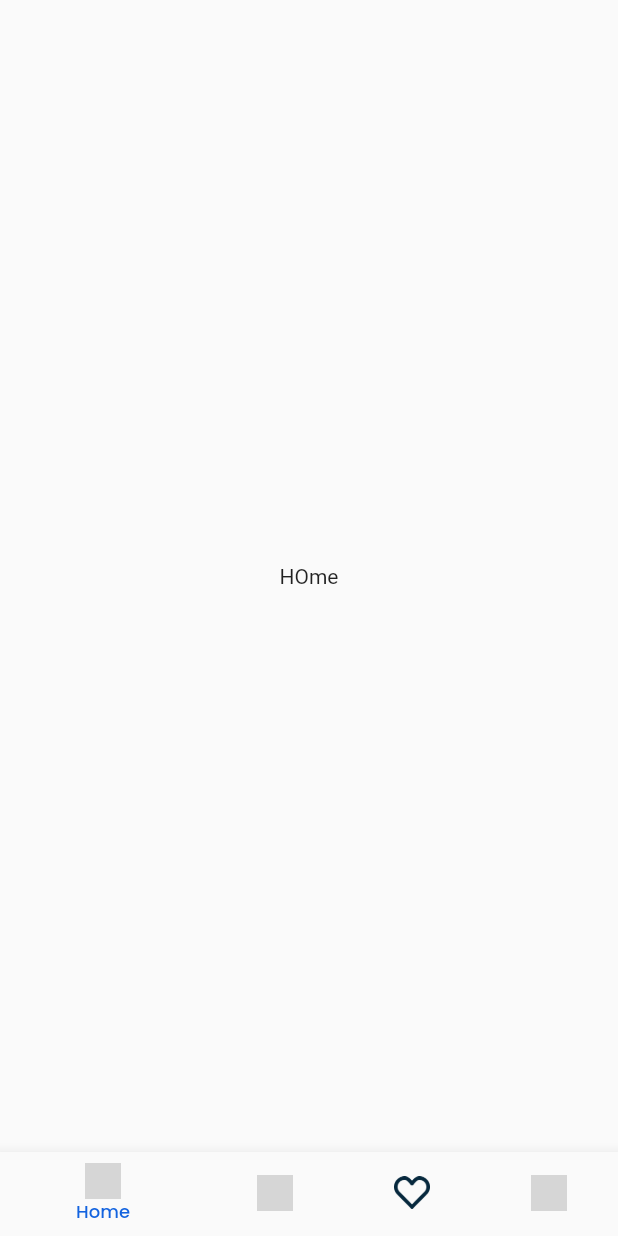
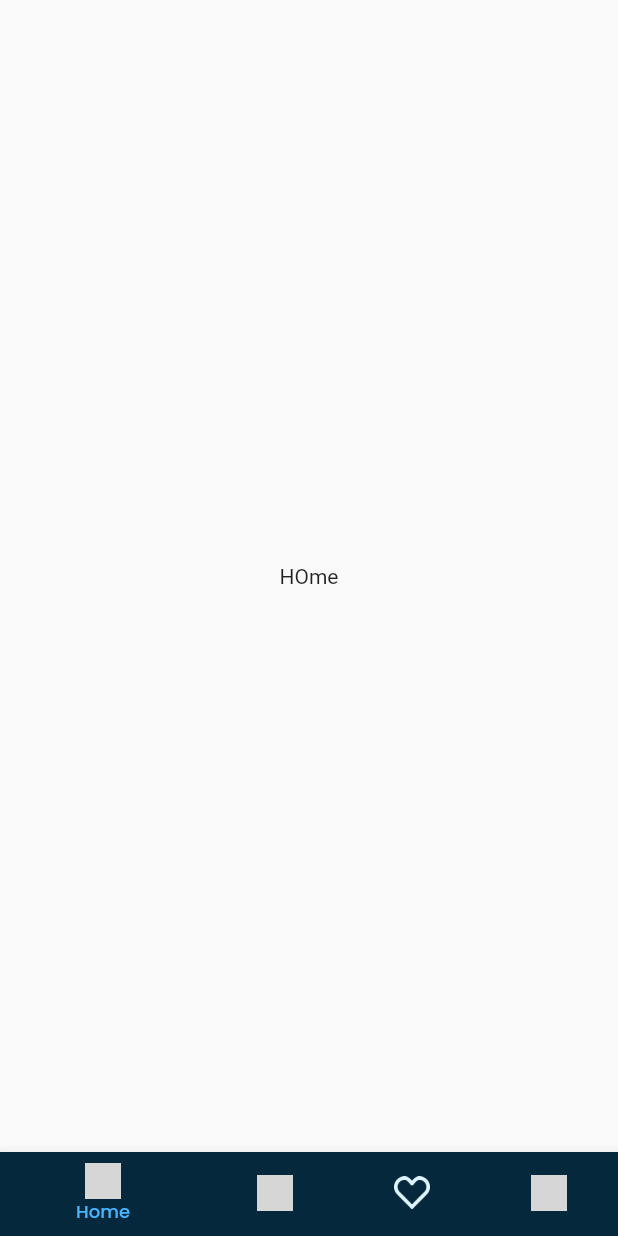
Before and after one commit to Ripat-2345/flutter_3_job_app, a Flutter app: the screen it shows after launch, on a phone screen of 412 x 824 dp. Run offline on Flutter 3.47's test engine with Material 2 defaults, Android fonts, the phone set to English and light mode, and no system bars; our stand-ins replace google_fonts; grey boxes are pictures that could not be loaded.

Commit message:
update bottom navigation bar

```diff
--- a/lib/bottom_nav.dart
+++ b/lib/bottom_nav.dart
@@ -29,10 +29,10 @@ class _BottomNavState extends State<BottomNav> {
   @override
   Widget build(BuildContext context) {
     return Scaffold(
-      body: _listMenu[_selectedIndex][2],
+      body: SafeArea(child: _listMenu[_selectedIndex][2]),
       bottomNavigationBar: BottomNavigationBar(
         selectedItemColor: thirdColor,
-        unselectedItemColor: primaryColor,
+        unselectedItemColor: fourthColor,
         selectedLabelStyle: GoogleFonts.poppins(
           fontWeight: FontWeight.w500,
           fontSize: 12,
@@ -41,6 +41,7 @@ class _BottomNavState extends State<BottomNav> {
         onTap: _onItemTapped,
         items: _listMenu.map((index) {
           return BottomNavigationBarItem(
+            backgroundColor: primaryColor,
             icon: ImageIcon(
               AssetImage(index[0]),
               size: 24,
--- a/lib/consts.dart
+++ b/lib/consts.dart
@@ -2,7 +2,7 @@ import 'package:flutter/material.dart';
 
 Color primaryColor = const Color(0xff06283D);
 Color secondaryColor = const Color(0xff1363DF);
-Color thirdColor = const Color(0xff1363DF);
-Color fourthColor = const Color(0xff1363DF);
+Color thirdColor = const Color(0xff47B5FF);
+Color fourthColor = const Color(0xffDFF6FF);
 Color blackColor = Colors.black;
 Color whiteColor = Colors.white;
```
